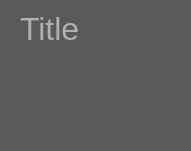
JBarberU/BinaryTreeVisualizer, file nodeview.ui: the form before one commit.
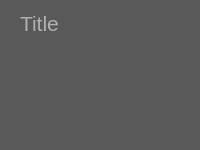
The form after the commit.

What changed in the file:
```diff
--- a/nodeview.ui
+++ b/nodeview.ui
@@ -6,8 +6,8 @@
    <rect>
     <x>0</x>
     <y>0</y>
-    <width>191</width>
-    <height>151</height>
+    <width>200</width>
+    <height>150</height>
    </rect>
   </property>
   <property name="palette">
@@ -125,7 +125,7 @@
      </property>
      <property name="font">
       <font>
-       <pointsize>24</pointsize>
+       <pointsize>16</pointsize>
       </font>
      </property>
      <property name="text">
```
